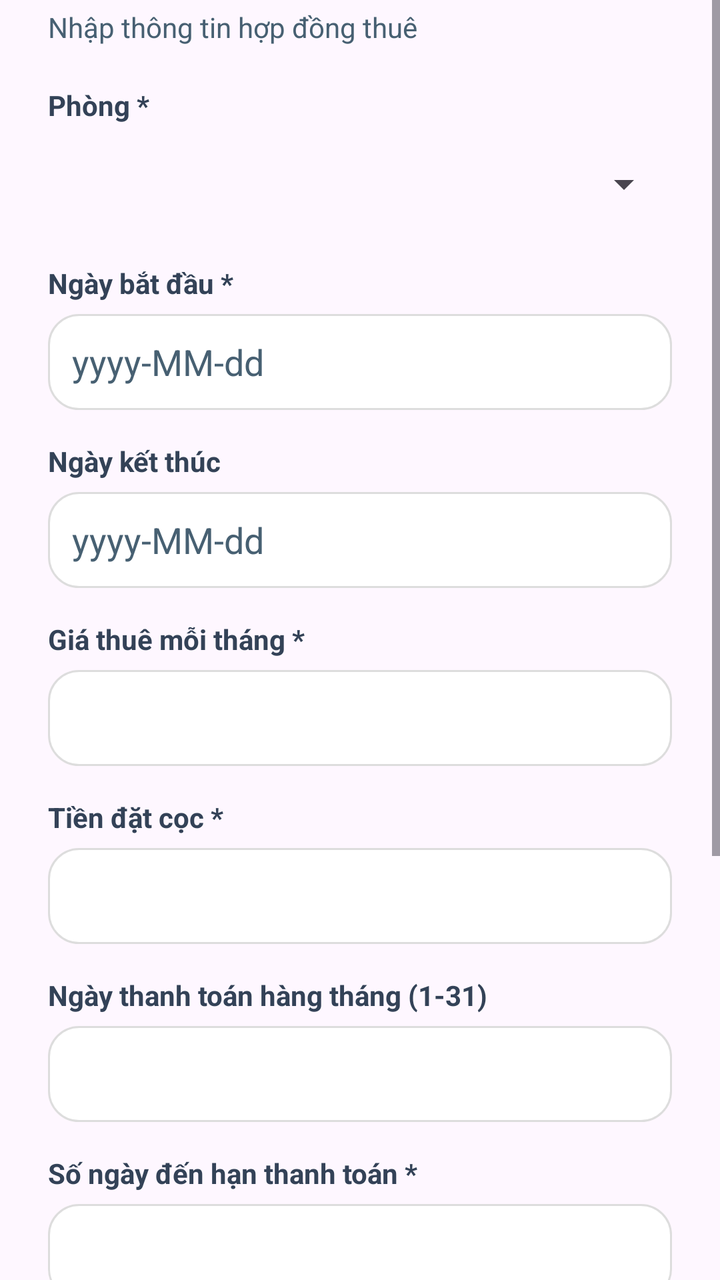
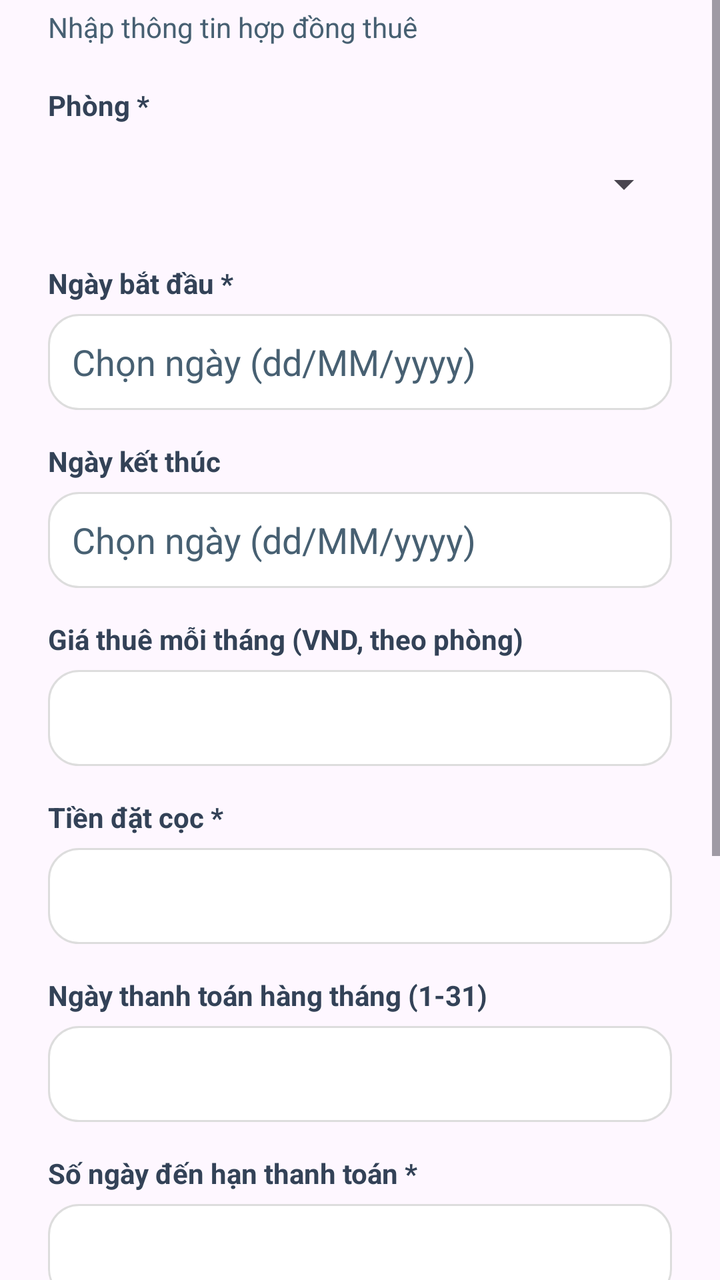

An Android layout rendered at two revisions. The XML below is the earlier revision; the diff shows what the commit changed to produce the second picture.
<!-- AndroidManifest.xml: application theme Theme.Rentaly_Management -->
<!-- res/layout/dialog_create_rental_contract.xml -->
<?xml version="1.0" encoding="utf-8"?>
<ScrollView xmlns:android="http://schemas.android.com/apk/res/android" android:layout_width="match_parent" android:layout_height="wrap_content" android:fillViewport="true">
    <LinearLayout android:layout_width="match_parent" android:layout_height="wrap_content" android:orientation="vertical" android:paddingStart="24dp" android:paddingTop="4dp" android:paddingEnd="24dp" android:paddingBottom="8dp">
        <TextView android:layout_width="match_parent" android:layout_height="wrap_content" android:text="Nhập thông tin hợp đồng thuê" android:textColor="@color/secondary" android:textSize="14sp" />
        <TextView android:layout_width="match_parent" android:layout_height="wrap_content" android:layout_marginTop="20dp" android:text="Phòng *" android:textColor="@color/dark_navy" android:textSize="14sp" android:textStyle="bold" />
        <Spinner android:id="@+id/contract_room" android:layout_width="match_parent" android:layout_height="48dp" android:layout_marginTop="6dp" />
        <TextView android:layout_width="match_parent" android:layout_height="wrap_content" android:layout_marginTop="16dp" android:text="Ngày bắt đầu *" android:textColor="@color/dark_navy" android:textSize="14sp" android:textStyle="bold" />
        <EditText android:id="@+id/contract_start" android:layout_width="match_parent" android:layout_height="wrap_content" android:layout_marginTop="6dp" android:background="@drawable/edittext_background" android:hint="yyyy-MM-dd" android:inputType="date" android:minHeight="48dp" android:paddingStart="12dp" android:paddingEnd="12dp" android:textColor="@color/dark_navy" android:textColorHint="@color/secondary" />
        <TextView android:layout_width="match_parent" android:layout_height="wrap_content" android:layout_marginTop="16dp" android:text="Ngày kết thúc" android:textColor="@color/dark_navy" android:textSize="14sp" android:textStyle="bold" />
        <EditText android:id="@+id/contract_end" android:layout_width="match_parent" android:layout_height="wrap_content" android:layout_marginTop="6dp" android:background="@drawable/edittext_background" android:hint="yyyy-MM-dd" android:inputType="date" android:minHeight="48dp" android:paddingStart="12dp" android:paddingEnd="12dp" android:textColor="@color/dark_navy" android:textColorHint="@color/secondary" />
        <TextView android:layout_width="match_parent" android:layout_height="wrap_content" android:layout_marginTop="16dp" android:text="Giá thuê mỗi tháng *" android:textColor="@color/dark_navy" android:textSize="14sp" android:textStyle="bold" />
        <EditText android:id="@+id/contract_rent" android:layout_width="match_parent" android:layout_height="wrap_content" android:layout_marginTop="6dp" android:background="@drawable/edittext_background" android:inputType="numberDecimal" android:minHeight="48dp" android:paddingStart="12dp" android:paddingEnd="12dp" android:textColor="@color/dark_navy" />
        <TextView android:layout_width="match_parent" android:layout_height="wrap_content" android:layout_marginTop="16dp" android:text="Tiền đặt cọc *" android:textColor="@color/dark_navy" android:textSize="14sp" android:textStyle="bold" />
        <EditText android:id="@+id/contract_deposit" android:layout_width="match_parent" android:layout_height="wrap_content" android:layout_marginTop="6dp" android:background="@drawable/edittext_background" android:inputType="numberDecimal" android:minHeight="48dp" android:paddingStart="12dp" android:paddingEnd="12dp" android:textColor="@color/dark_navy" />
        <TextView android:layout_width="match_parent" android:layout_height="wrap_content" android:layout_marginTop="16dp" android:text="Ngày thanh toán hàng tháng (1-31)" android:textColor="@color/dark_navy" android:textSize="14sp" android:textStyle="bold" />
        <EditText android:id="@+id/contract_billing_day" android:layout_width="match_parent" android:layout_height="wrap_content" android:layout_marginTop="6dp" android:background="@drawable/edittext_background" android:inputType="number" android:minHeight="48dp" android:paddingStart="12dp" android:paddingEnd="12dp" android:textColor="@color/dark_navy" />
        <TextView android:layout_width="match_parent" android:layout_height="wrap_content" android:layout_marginTop="16dp" android:text="Số ngày đến hạn thanh toán *" android:textColor="@color/dark_navy" android:textSize="14sp" android:textStyle="bold" />
        <EditText android:id="@+id/contract_due_days" android:layout_width="match_parent" android:layout_height="wrap_content" android:layout_marginTop="6dp" android:background="@drawable/edittext_background" android:inputType="number" android:minHeight="48dp" android:paddingStart="12dp" android:paddingEnd="12dp" android:textColor="@color/dark_navy" />
        <TextView android:layout_width="match_parent" android:layout_height="wrap_content" android:layout_marginTop="16dp" android:text="Trạng thái" android:textColor="@color/dark_navy" android:textSize="14sp" android:textStyle="bold" />
        <RadioGroup android:id="@+id/contract_status" android:layout_width="match_parent" android:layout_height="wrap_content" android:layout_marginTop="6dp" android:orientation="horizontal"><RadioButton android:id="@+id/contract_status_active" android:layout_width="wrap_content" android:layout_height="48dp" android:text="Đang hoạt động" /><RadioButton android:id="@+id/contract_status_inactive" android:layout_width="wrap_content" android:layout_height="48dp" android:text="Không hoạt động" /></RadioGroup>
        <TextView android:layout_width="match_parent" android:layout_height="wrap_content" android:layout_marginTop="16dp" android:text="Điều khoản" android:textColor="@color/dark_navy" android:textSize="14sp" android:textStyle="bold" />
        <EditText android:id="@+id/contract_terms" android:layout_width="match_parent" android:layout_height="wrap_content" android:layout_marginTop="6dp" android:background="@drawable/edittext_background" android:gravity="top" android:inputType="textMultiLine" android:minHeight="80dp" android:padding="12dp" android:textColor="@color/dark_navy" />
        <Button android:id="@+id/contract_choose_pdf" android:layout_width="match_parent" android:layout_height="48dp" android:layout_marginTop="16dp" android:backgroundTint="@color/primary" android:text="Chọn file PDF hoặc DOCX" android:textColor="@color/white" />
        <TextView android:id="@+id/contract_pdf_status" android:layout_width="match_parent" android:layout_height="wrap_content" android:layout_marginTop="6dp" android:text="Chưa chọn tài liệu mới" android:textColor="@color/secondary" />
    </LinearLayout>
</ScrollView>
<!-- resources referenced by this layout -->
<resources>
  <color name="dark_navy">#334257</color>
  <color name="primary">#548CA8</color>
  <color name="secondary">#476072</color>
  <color name="white">#FFFFFFFF</color>
  <!-- drawable edittext_background (drawable) -->
  <?xml version="1.0" encoding="utf-8"?>
  <shape xmlns:android="http://schemas.android.com/apk/res/android"
      android:shape="rectangle">
  
      <solid android:color="@color/white" />
  
      <stroke
          android:width="1dp"
          android:color="#DDDDDD" />
  
      <corners android:radius="15dp" />
  
  </shape>
  <style name="Theme.Rentaly_Management" parent="Base.Theme.Rentaly_Management" />
  <style name="Base.Theme.Rentaly_Management" parent="Theme.Material3.DayNight.NoActionBar">
          
          
      </style>
</resources>

<!-- the commit's change to res/layout/dialog_create_rental_contract.xml (unified diff, before → after) -->
@@ -5,11 +5,11 @@
         <TextView android:layout_width="match_parent" android:layout_height="wrap_content" android:layout_marginTop="20dp" android:text="Phòng *" android:textColor="@color/dark_navy" android:textSize="14sp" android:textStyle="bold" />
         <Spinner android:id="@+id/contract_room" android:layout_width="match_parent" android:layout_height="48dp" android:layout_marginTop="6dp" />
         <TextView android:layout_width="match_parent" android:layout_height="wrap_content" android:layout_marginTop="16dp" android:text="Ngày bắt đầu *" android:textColor="@color/dark_navy" android:textSize="14sp" android:textStyle="bold" />
-        <EditText android:id="@+id/contract_start" android:layout_width="match_parent" android:layout_height="wrap_content" android:layout_marginTop="6dp" android:background="@drawable/edittext_background" android:hint="yyyy-MM-dd" android:inputType="date" android:minHeight="48dp" android:paddingStart="12dp" android:paddingEnd="12dp" android:textColor="@color/dark_navy" android:textColorHint="@color/secondary" />
+        <EditText android:id="@+id/contract_start" android:layout_width="match_parent" android:layout_height="wrap_content" android:layout_marginTop="6dp" android:background="@drawable/edittext_background" android:hint="Chọn ngày (dd/MM/yyyy)" android:inputType="date" android:minHeight="48dp" android:paddingStart="12dp" android:paddingEnd="12dp" android:textColor="@color/dark_navy" android:textColorHint="@color/secondary" />
         <TextView android:layout_width="match_parent" android:layout_height="wrap_content" android:layout_marginTop="16dp" android:text="Ngày kết thúc" android:textColor="@color/dark_navy" android:textSize="14sp" android:textStyle="bold" />
-        <EditText android:id="@+id/contract_end" android:layout_width="match_parent" android:layout_height="wrap_content" android:layout_marginTop="6dp" android:background="@drawable/edittext_background" android:hint="yyyy-MM-dd" android:inputType="date" android:minHeight="48dp" android:paddingStart="12dp" android:paddingEnd="12dp" android:textColor="@color/dark_navy" android:textColorHint="@color/secondary" />
-        <TextView android:layout_width="match_parent" android:layout_height="wrap_content" android:layout_marginTop="16dp" android:text="Giá thuê mỗi tháng *" android:textColor="@color/dark_navy" android:textSize="14sp" android:textStyle="bold" />
-        <EditText android:id="@+id/contract_rent" android:layout_width="match_parent" android:layout_height="wrap_content" android:layout_marginTop="6dp" android:background="@drawable/edittext_background" android:inputType="numberDecimal" android:minHeight="48dp" android:paddingStart="12dp" android:paddingEnd="12dp" android:textColor="@color/dark_navy" />
+        <EditText android:id="@+id/contract_end" android:layout_width="match_parent" android:layout_height="wrap_content" android:layout_marginTop="6dp" android:background="@drawable/edittext_background" android:hint="Chọn ngày (dd/MM/yyyy)" android:inputType="date" android:minHeight="48dp" android:paddingStart="12dp" android:paddingEnd="12dp" android:textColor="@color/dark_navy" android:textColorHint="@color/secondary" />
+        <TextView android:layout_width="match_parent" android:layout_height="wrap_content" android:layout_marginTop="16dp" android:text="Giá thuê mỗi tháng (VND, theo phòng)" android:textColor="@color/dark_navy" android:textSize="14sp" android:textStyle="bold" />
+        <EditText android:id="@+id/contract_rent" android:layout_width="match_parent" android:layout_height="wrap_content" android:layout_marginTop="6dp" android:background="@drawable/edittext_background" android:focusable="false" android:inputType="numberDecimal" android:minHeight="48dp" android:paddingStart="12dp" android:paddingEnd="12dp" android:textColor="@color/dark_navy" />
         <TextView android:layout_width="match_parent" android:layout_height="wrap_content" android:layout_marginTop="16dp" android:text="Tiền đặt cọc *" android:textColor="@color/dark_navy" android:textSize="14sp" android:textStyle="bold" />
         <EditText android:id="@+id/contract_deposit" android:layout_width="match_parent" android:layout_height="wrap_content" android:layout_marginTop="6dp" android:background="@drawable/edittext_background" android:inputType="numberDecimal" android:minHeight="48dp" android:paddingStart="12dp" android:paddingEnd="12dp" android:textColor="@color/dark_navy" />
         <TextView android:layout_width="match_parent" android:layout_height="wrap_content" android:layout_marginTop="16dp" android:text="Ngày thanh toán hàng tháng (1-31)" android:textColor="@color/dark_navy" android:textSize="14sp" android:textStyle="bold" />
